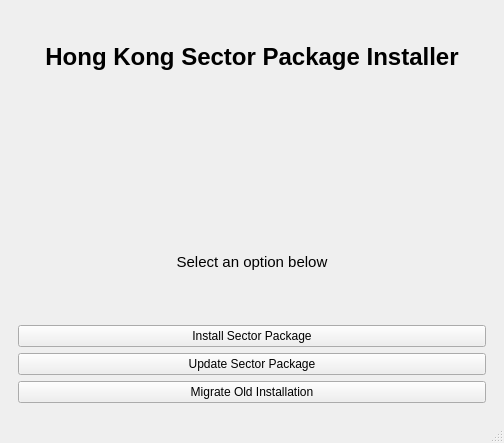
This is mainwindow.ui in vatsimhk/Hong-Kong-Sector-Installer as Qt 5 draws it before an edit. The edited form follows.
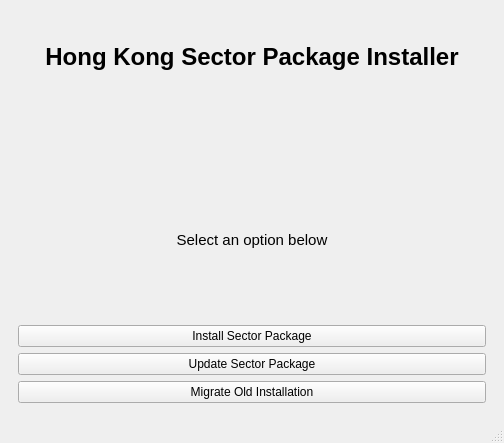
This is the edited form. Icons and pictures are not drawn.

Commit message: UI and Error message handling changes

```diff
--- a/mainwindow.ui
+++ b/mainwindow.ui
@@ -30,10 +30,43 @@
      </widget>
     </item>
     <item>
-     <widget class="QLabel" name="label1">
-      <property name="text">
-       <string>&lt;html&gt;&lt;head/&gt;&lt;body&gt;&lt;p align=&quot;center&quot;&gt;&lt;span style=&quot; font-size:11pt;&quot;&gt;Select an option below&lt;/span&gt;&lt;/p&gt;&lt;/body&gt;&lt;/html&gt;</string>
-      </property>
+     <widget class="QWidget" name="messages" native="true">
+      <widget class="QLabel" name="messageBox">
+       <property name="geometry">
+        <rect>
+         <x>0</x>
+         <y>0</y>
+         <width>486</width>
+         <height>53</height>
+        </rect>
+       </property>
+       <property name="styleSheet">
+        <string notr="true">font: 12pt &quot;Fixel Text&quot;;
+color: rgb(0, 0, 0);
+text-align: center;</string>
+       </property>
+       <property name="text">
+        <string>&lt;html&gt;&lt;head/&gt;&lt;body&gt;&lt;p align=&quot;center&quot;&gt;&lt;span style=&quot; font-size:11pt;&quot;&gt;Select an option below&lt;/span&gt;&lt;/p&gt;&lt;/body&gt;&lt;/html&gt;</string>
+       </property>
+      </widget>
+      <widget class="QLabel" name="errorBox">
+       <property name="geometry">
+        <rect>
+         <x>8</x>
+         <y>49</y>
+         <width>471</width>
+         <height>41</height>
+        </rect>
+       </property>
+       <property name="styleSheet">
+        <string notr="true">color: red;
+text-align: center;
+font: 9pt &quot;Fixel Text&quot;;</string>
+       </property>
+       <property name="text">
+        <string>&lt;html&gt;&lt;head/&gt;&lt;body&gt;&lt;p align=&quot;center&quot;&gt;&lt;br/&gt;&lt;/p&gt;&lt;/body&gt;&lt;/html&gt;</string>
+       </property>
+      </widget>
      </widget>
     </item>
     <item>
```
Left out of the diff: 47 changed lines with no effect on the pictures. The commit also changes 4 other files.
